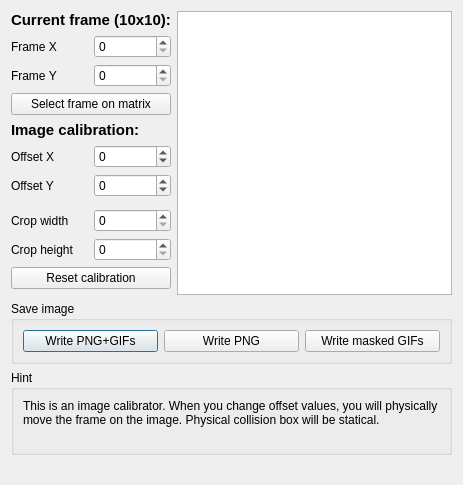
Qt form PlayableCalibrator/image_calibration/image_calibrator.ui (WohlSoft/Moondust-Project) before a commit.
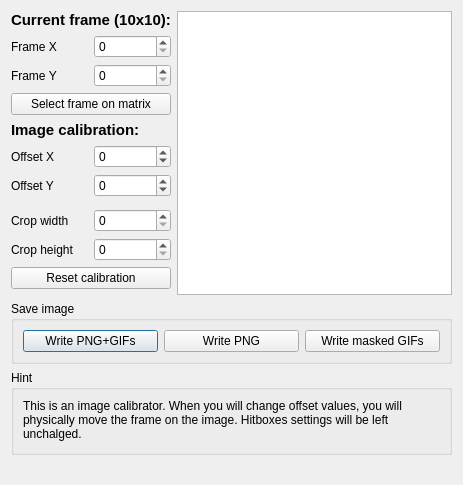
The same form after that commit. Icons and pictures are not drawn.

Commit message:
Calibrator: First stage of reworking and polishing
- Added i18n
- Cleaned-up part of code
- Removed some unused fields and variables from Animator class
- Renamed fields and variables for a better consistency
- app_path was been synchronized with Maintainer (todo: Make it some sort of a separated thing and place it in _common folder)

Patch:
```diff
--- a/PlayableCalibrator/image_calibration/image_calibrator.ui
+++ b/PlayableCalibrator/image_calibration/image_calibrator.ui
@@ -232,7 +232,7 @@
       <item row="0" column="0">
        <widget class="QLabel" name="label">
         <property name="text">
-         <string>This is an image calibrator. When you change offset values, you will physically move the frame on the image. Physical collision box will be statical.</string>
+         <string>This is an image calibrator. When you will change offset values, you will physically move the frame on the image. Hitboxes settings will be left unchalged.</string>
         </property>
         <property name="alignment">
          <set>Qt::AlignLeading|Qt::AlignLeft|Qt::AlignTop</set>
```
The commit also changes 60 other files.
